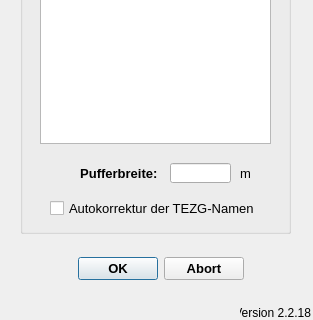
hoettges/QKan, file qkan/linkflaechen/resources/application_assigntgeb.ui: the form before one commit; both pictures show x 0 to 313 and y 207 to 527 of the 313 by 527 pixel window.
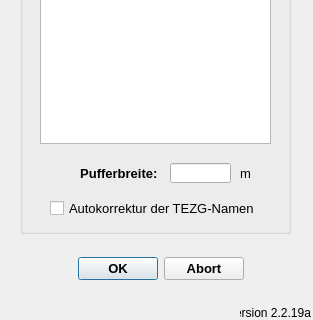
The form after the commit.

The edit to the form file:
```diff
--- a/qkan/linkflaechen/resources/application_assigntgeb.ui
+++ b/qkan/linkflaechen/resources/application_assigntgeb.ui
@@ -247,7 +247,7 @@
     <string>Version QKan Import</string>
    </property>
    <property name="text">
-    <string>Version 2.2.18</string>
+    <string>Version 2.2.19a</string>
    </property>
    <property name="alignment">
     <set>Qt::AlignRight|Qt::AlignTrailing|Qt::AlignVCenter</set>
```
